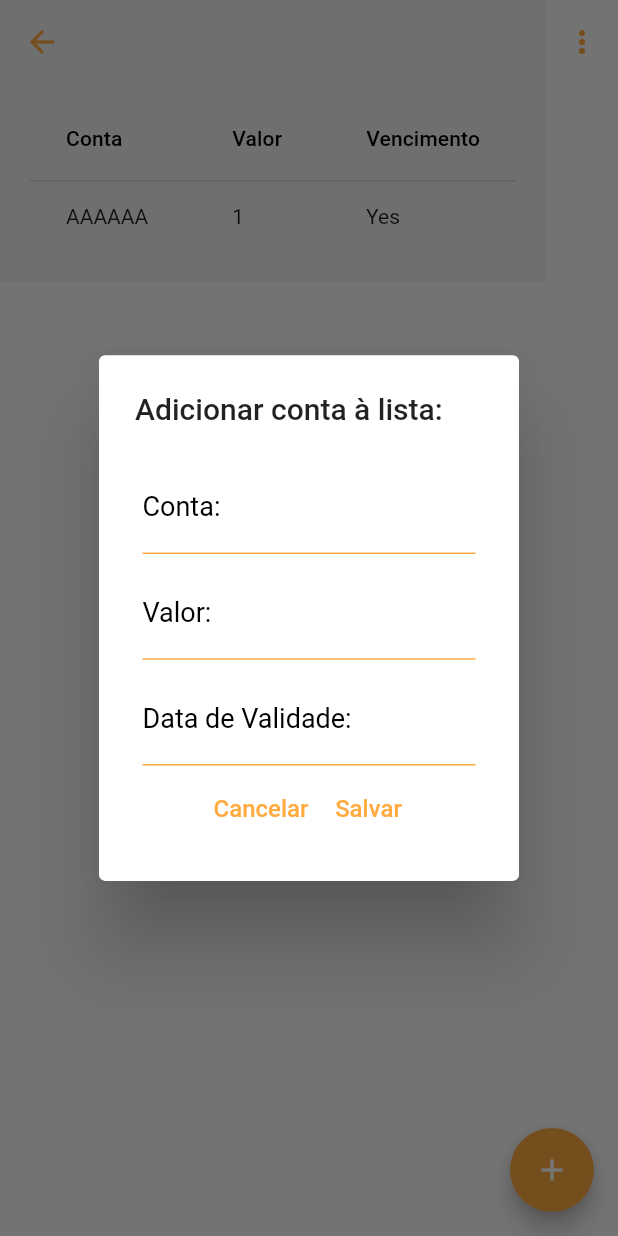
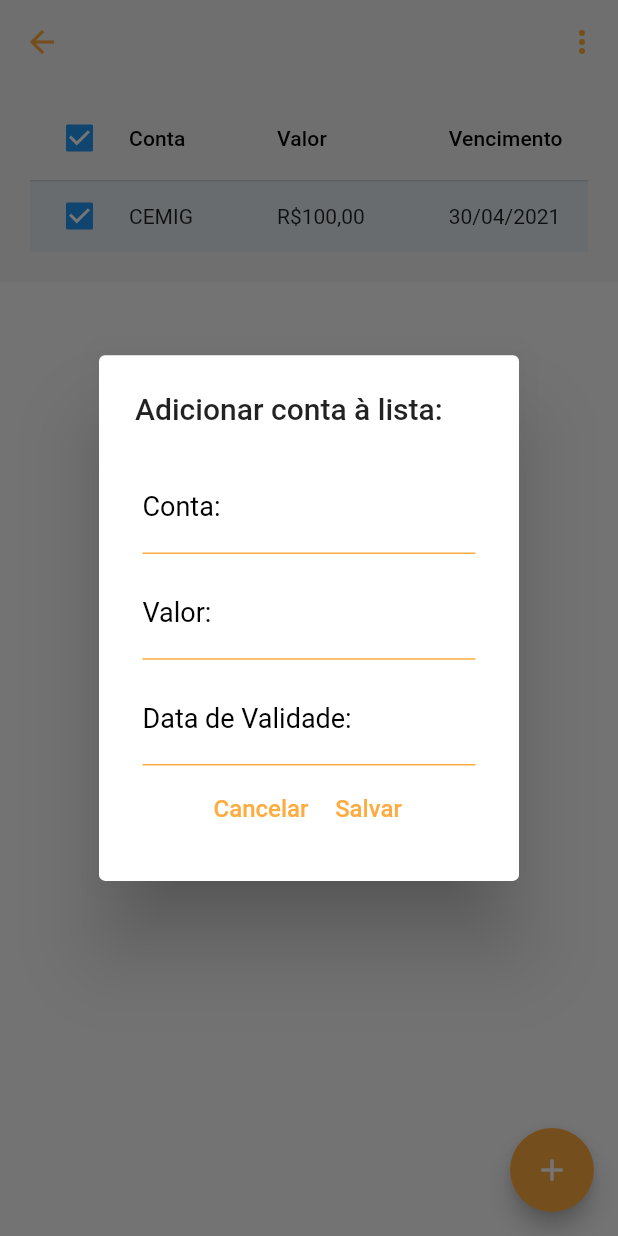
Before and after one commit to analaurafernandes/app_paylist, a Flutter app: the TelaContas screen opened by its route, after a tap on the "add" icon, on a phone screen of 412 x 824 dp. Run offline on Flutter 3.47's test engine with Material 2 defaults, Android fonts, the phone set to English and light mode, and no system bars; our stand-ins replace sqflite; accounts and stored records are empty.

Commit message:
Continuação da implementação da tabela de contas.

```diff
--- a/lib/contas.dart
+++ b/lib/contas.dart
@@ -12,13 +12,18 @@ class _TelaContas extends State<TelaContas> {
   var valor_conta;
   var data_validade;
   final _formKey = GlobalKey<FormState>();
-
+  var selecionada = false;
   List<DataRow> _rowList = [
     DataRow(cells: <DataCell>[
-      DataCell(Text('AAAAAA')),
-      DataCell(Text('1')),
-      DataCell(Text('Yes'))
-    ]),
+      DataCell(Text('CEMIG')),
+      DataCell(Text('R\$100,00')),
+      DataCell(Text('30/04/2021'))
+    ],
+      selected: true,
+      onSelectChanged: (select) {
+        print("Selecionada!");
+
+      },),
   ];
 
   void _criarLinha(String conta, String valor, String data){
```
